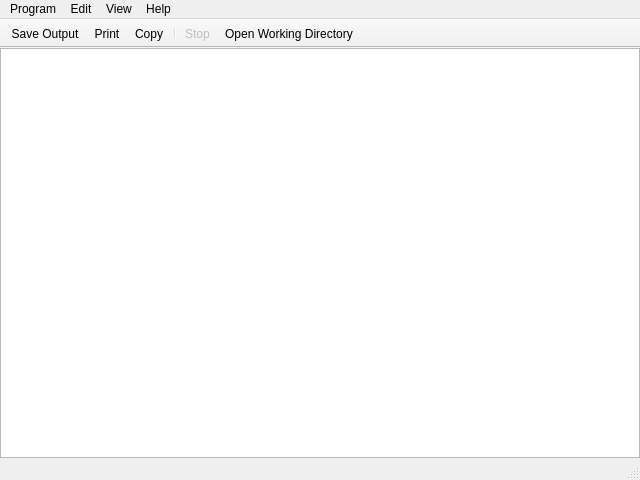
Above: ui/main_window.ui from kipr/computer before the change. Below: the same form after it.
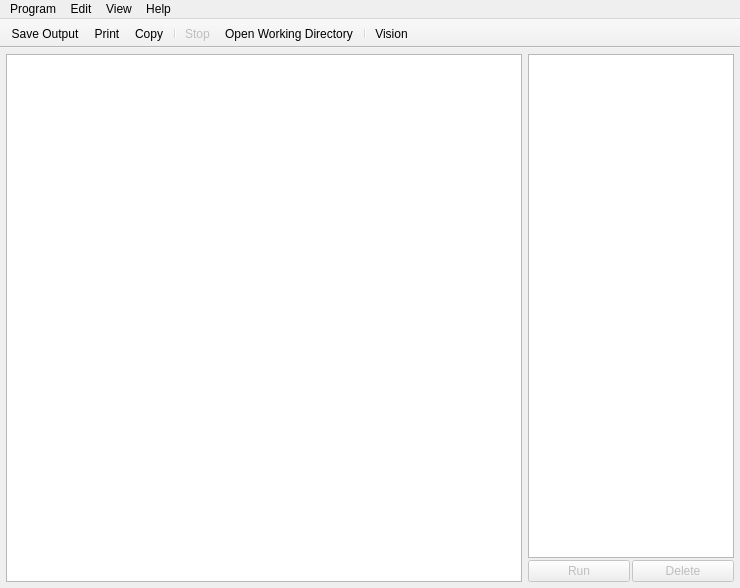
That is the form after the change. Icons and pictures are not drawn. Custom widgets are drawn as their Qt base class.

What changed in the file:
```diff
--- a/ui/main_window.ui
+++ b/ui/main_window.ui
@@ -6,8 +6,8 @@
    <rect>
     <x>0</x>
     <y>0</y>
-    <width>640</width>
-    <height>480</height>
+    <width>740</width>
+    <height>588</height>
    </rect>
   </property>
   <property name="minimumSize">
@@ -20,9 +20,9 @@
    <string>Computer</string>
   </property>
   <widget class="QWidget" name="centralwidget">
-   <layout class="QHBoxLayout" name="horizontalLayout" stretch="1">
+   <layout class="QHBoxLayout" name="horizontalLayout_2" stretch="5,2">
     <property name="margin">
-     <number>0</number>
+     <number>6</number>
     </property>
     <item>
      <widget class="ConsoleWidget" name="console">
@@ -34,6 +34,62 @@
       </property>
      </widget>
     </item>
+    <item>
+     <widget class="QWidget" name="widget" native="true">
+      <property name="maximumSize">
+       <size>
+        <width>16777215</width>
+        <height>16777215</height>
+       </size>
+      </property>
+      <layout class="QVBoxLayout" name="verticalLayout">
+       <property name="spacing">
+        <number>2</number>
+       </property>
+       <property name="margin">
+        <number>0</number>
+       </property>
+       <item>
+        <widget class="QListView" name="programs"/>
+       </item>
+       <item>
+        <layout class="QHBoxLayout" name="horizontalLayout">
+         <property name="topMargin">
+          <number>0</number>
+         </property>
+         <item>
+          <widget class="QPushButton" name="run">
+           <property name="enabled">
+            <bool>false</bool>
+           </property>
+           <property name="text">
+            <string>Run</string>
+           </property>
+           <property name="icon">
+            <iconset resource="../rc/icons.qrc">
+             <normaloff>:/icons/arrow_right.png</normaloff>:/icons/arrow_right.png</iconset>
+           </property>
+          </widget>
+         </item>
+         <item>
+          <widget class="QPushButton" name="remove">
+           <property name="enabled">
+            <bool>false</bool>
+           </property>
+           <property name="text">
+            <string>Delete</string>
+           </property>
+           <property name="icon">
+            <iconset resource="../rc/icons.qrc">
+             <normaloff>:/icons/delete.png</normaloff>:/icons/delete.png</iconset>
+           </property>
+          </widget>
+         </item>
+        </layout>
+       </item>
+      </layout>
+     </widget>
+    </item>
    </layout>
   </widget>
   <widget class="QMenuBar" name="menuBar">
@@ -41,7 +97,7 @@
     <rect>
      <x>0</x>
      <y>0</y>
-     <width>640</width>
+     <width>740</width>
      <height>22</height>
     </rect>
    </property>
@@ -117,8 +173,9 @@
    <addaction name="separator"/>
    <addaction name="actionStop"/>
    <addaction name="actionOpenWorkingDirectory"/>
+   <addaction name="separator"/>
+   <addaction name="actionVision"/>
   </widget>
-  <widget class="QStatusBar" name="statusbar"/>
   <action name="actionSettings">
    <property name="icon">
     <iconset resource="../rc/icons.qrc">
@@ -227,6 +284,15 @@
     <string>Export</string>
    </property>
   </action>
+  <action name="actionVision">
+   <property name="icon">
+    <iconset resource="../rc/icons.qrc">
+     <normaloff>:/icons/webcam.png</normaloff>:/icons/webcam.png</iconset>
+   </property>
+   <property name="text">
+    <string>Vision</string>
+   </property>
+  </action>
  </widget>
  <customwidgets>
   <customwidget>
```
